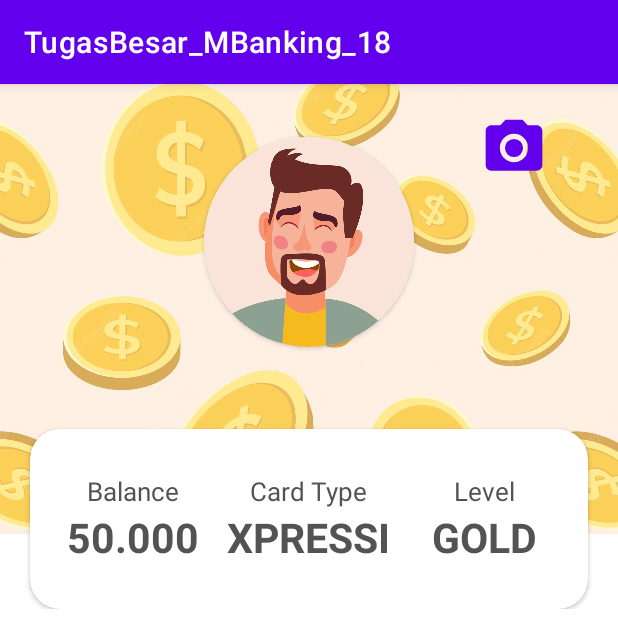
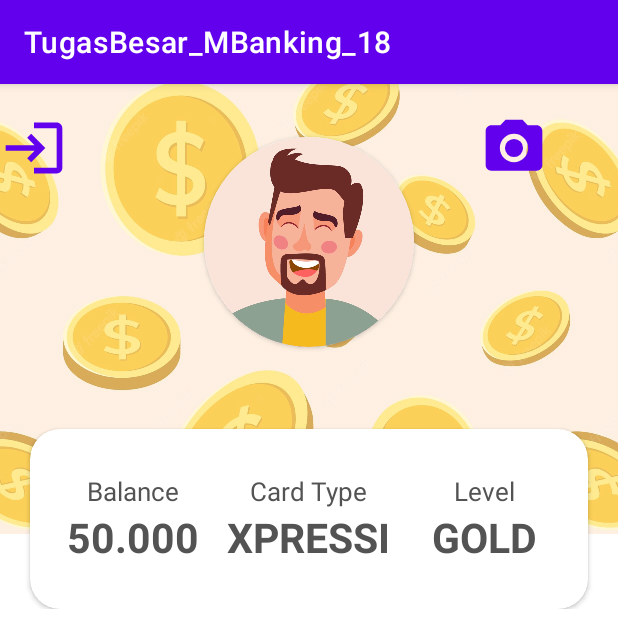
Before and after one commit to CloudDear/TugasBesar_MBanking_18_Revisi, an Android app: the UserProfile screen opened directly, with no data from a screen before it, on a phone screen of 412 x 824 dp, the top half of it. Run offline under Robolectric (Android 15) with nearby library versions, the phone set to English and light mode, and no system bars.

Commit message:
Perpindahan letak logout

```diff
--- a/app/build.gradle
+++ b/app/build.gradle
@@ -73,4 +73,7 @@ dependencies {
     implementation 'com.squareup.retrofit2:converter-gson:2.9.0'
     implementation 'com.github.bumptech.glide:glide:4.13.0'
     annotationProcessor 'com.github.bumptech.glide:compiler:4.13.0'
+
+    //Leakcanary
+    debugImplementation 'com.squareup.leakcanary:leakcanary-android:2.10'
 }
--- a/app/src/main/java/com/example/tugasbesar_mbanking_18/RClient.kt
+++ b/app/src/main/java/com/example/tugasbesar_mbanking_18/RClient.kt
@@ -4,7 +4,7 @@ import retrofit2.Retrofit
 import retrofit2.converter.gson.GsonConverterFactory
 
 object RClient {
-    private const val BASE_URL = "http://192.168.1.7:8080/ci4-apiserver-tubes/public/"
+    private const val BASE_URL = "http://192.168.1.16/ci4-apiserver-tubes/public/"
     val instances : api by lazy {
         val retrofit = Retrofit.Builder()
             .baseUrl(BASE_URL)
--- a/app/src/main/java/com/example/tugasbesar_mbanking_18/UserProfile.kt
+++ b/app/src/main/java/com/example/tugasbesar_mbanking_18/UserProfile.kt
@@ -40,6 +40,11 @@ class UserProfile : AppCompatActivity() {
             startActivity(intent)
         }
 
+        btnLogout.setOnClickListener{
+            val intent = Intent(this, MainActivity::class.java)
+            startActivity(intent)
+        }
+
 
 
     }
--- a/app/src/main/res/layout/activity_user_profile.xml
+++ b/app/src/main/res/layout/activity_user_profile.xml
@@ -24,6 +24,13 @@
             android:layout_marginLeft="320dp"
             android:layout_marginTop="20dp"
             android:background="@drawable/ic_baseline_camera_alt_24"/>
+        <Button
+            android:layout_width="45dp"
+            android:layout_height="45dp"
+            android:id="@+id/btnLogout"
+            android:layout_marginRight="320dp"
+            android:layout_marginTop="20dp"
+            android:background="@drawable/ic_logout_24"/>
 
         <LinearLayout
             android:layout_width="match_parent"
```
Also changed, not shown: app/src/main/AndroidManifest.xml (+0 -7 lines), app/src/main/java/com/example/tugasbesar_mbanking_18/HomeActivity.kt (+4 -4 lines), app/src/main/res/menu/bottom_menu.xml (+4 -4 lines).
